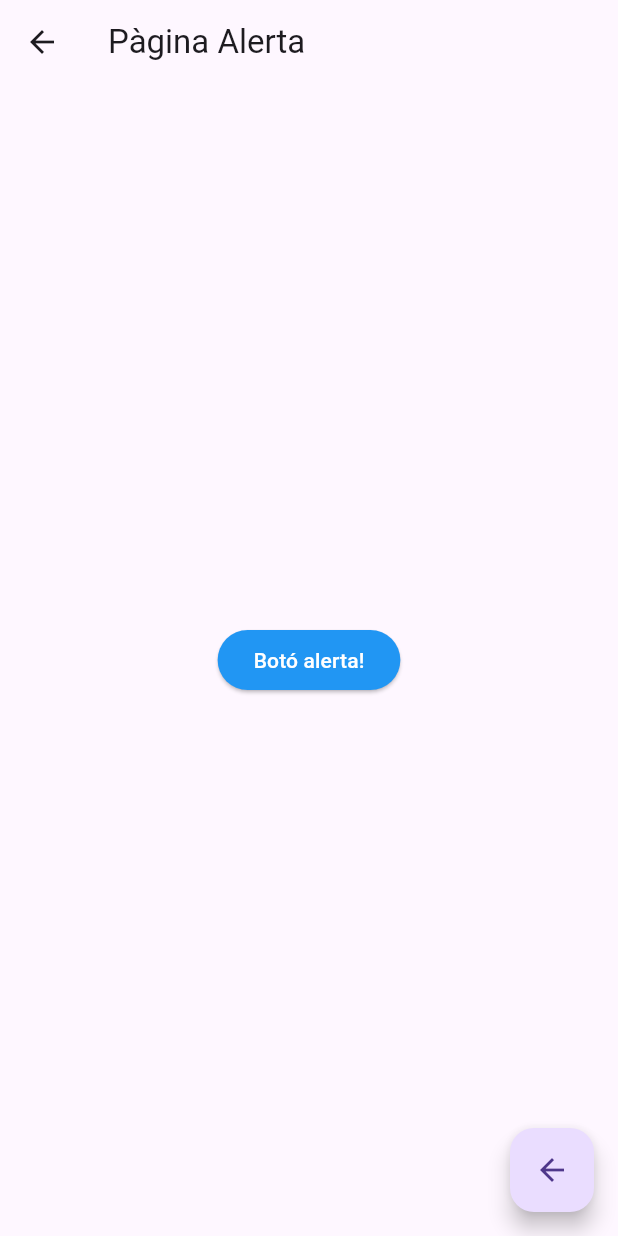
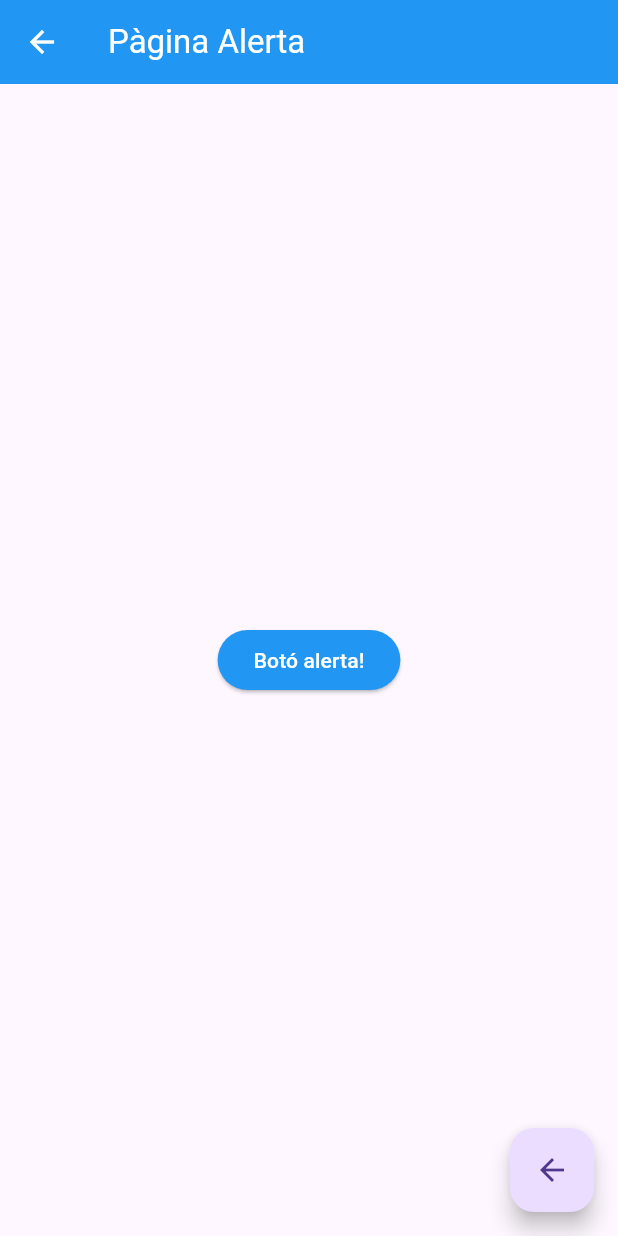
Before and after one commit to raulromerocerrato/Exercici2-PMM, a Flutter app: the screen it shows after launch, after a tap on "Alertes", on a phone screen of 412 x 824 dp. Run offline on Flutter 3.47's test engine with Material 3 defaults, Android fonts, the phone set to English and light mode, and no system bars; network calls fail.

Commit message:
canviat a totes les screens el color de lletra i fons del AppBar

```diff
--- a/lib/screens/alert_page.dart
+++ b/lib/screens/alert_page.dart
@@ -6,6 +6,8 @@ class AlertPage extends StatelessWidget {
     return Scaffold(
       appBar: AppBar(
         title: Text('Pàgina Alerta'),
+        backgroundColor: Colors.blue,
+        foregroundColor: Colors.white,
       ),
       floatingActionButton: FloatingActionButton(
         child: Icon(Icons.arrow_back),
--- a/lib/screens/animated_container.dart
+++ b/lib/screens/animated_container.dart
@@ -19,6 +19,8 @@ class _AnimatedContainerPageState extends State<AnimatedContainerPage> {
     return Scaffold(
       appBar: AppBar(
         title: Text('Contenidor Animat'),
+        backgroundColor: Colors.blue,
+        foregroundColor: Colors.white,
       ),
       body: Center(
         child: AnimatedContainer(
--- a/lib/screens/avatar_page.dart
+++ b/lib/screens/avatar_page.dart
@@ -6,6 +6,8 @@ class AvatarPage extends StatelessWidget {
     return Scaffold(
       appBar: AppBar(
         title: Text('Pàgina Avatar'),
+        backgroundColor: Colors.blue,
+        foregroundColor: Colors.white,
         actions: [
           Container(
             margin: EdgeInsets.only(right: 10.0),
--- a/lib/screens/card_page.dart
+++ b/lib/screens/card_page.dart
@@ -6,6 +6,8 @@ class CardPage extends StatelessWidget {
     return Scaffold(
       appBar: AppBar(
         title: Text('Cards'),
+        backgroundColor: Colors.blue,
+        foregroundColor: Colors.white,
       ),
       body: ListView(
         padding: EdgeInsets.all(10.0),
--- a/lib/screens/home_page.dart
+++ b/lib/screens/home_page.dart
@@ -9,6 +9,8 @@ class HomePage extends StatelessWidget {
     return Scaffold(
       appBar: AppBar(
         title: Text('Components'),
+        backgroundColor: Colors.blue,
+        foregroundColor: Colors.white,
       ),
       body: _lista(),
     );
```
